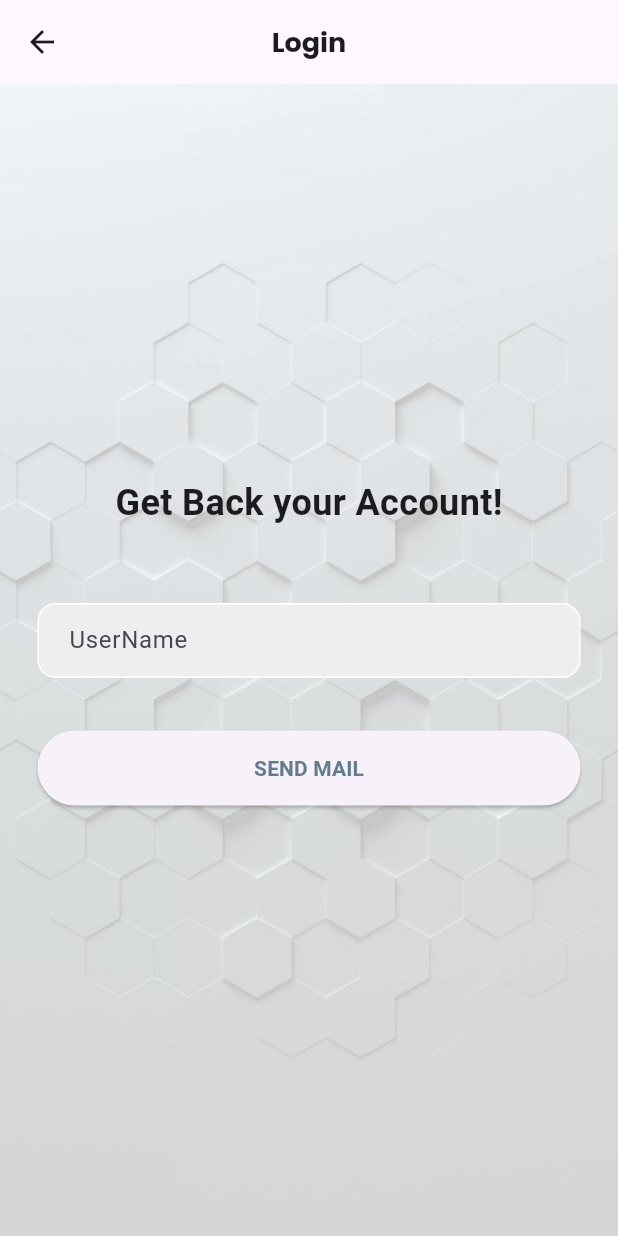
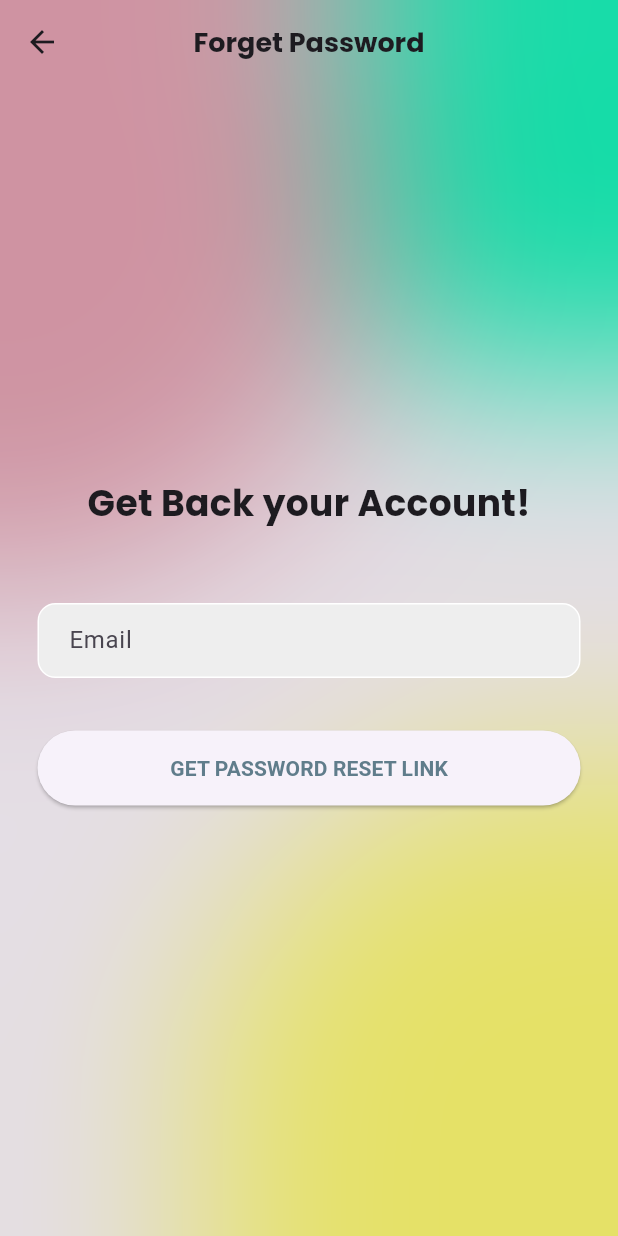
Before and after one commit to KeerthiVasan-ai/SmartReserve, a Flutter app: the ForgetPasswordScreen screen opened directly, on a phone screen of 412 x 824 dp. Run offline on Flutter 3.47's test engine with Material 3 defaults, Android fonts, the phone set to English and light mode, and no system bars; our stand-ins replace cloud_firestore, firebase_auth, firebase_core, google_fonts; missing offline and left inert: ticket_widget, week_number; accounts and stored records are empty.

Commit message:
Changed Validation Constraints

```diff
--- a/lib/screens/forget_passoword_screen.dart
+++ b/lib/screens/forget_passoword_screen.dart
@@ -1,7 +1,9 @@
 import "package:firebase_auth/firebase_auth.dart";
 import "dart:developer" as dev;
 import "package:flutter/material.dart";
+import "package:google_fonts/google_fonts.dart";
 import "package:smart_reserve/screens/login_screen.dart";
+import "package:smart_reserve/widgets/ui/background_shapes.dart";
 
 import "../widgets/build_app_bar.dart";
 import "/widgets/build_elevated_button.dart";
@@ -29,24 +31,20 @@ class _ForgetPasswordScreen extends State<ForgetPasswordScreen> {
           MaterialPageRoute(builder: (context) => const LoginScreen()),
           (route) => false);
     } on FirebaseAuthException catch (e) {
-      ScaffoldMessenger.of(context)
-          .showSnackBar(const SnackBar(content: Text("Check your Email")));
-      dev.log(e.toString(), name: "Error");
+      if(e.code == 'invalid-email'){
+        ScaffoldMessenger.of(context)
+            .showSnackBar(SnackBar(content: Text("Invalid Email")));
+      }
     }
   }
 
   @override
   Widget build(BuildContext context) {
-    return Scaffold(
-      appBar: buildAppBar("Login"),
-      body: SafeArea(
-        child: Container(
-          decoration: const BoxDecoration(
-            image: DecorationImage(
-              image: AssetImage("assets/background/check2.jpg"),
-              fit: BoxFit.cover,
-            ),
-          ),
+    return BackgroundShapes(
+      child: Scaffold(
+        backgroundColor: Colors.transparent,
+        appBar: buildAppBar("Forget Password"),
+        body: SafeArea(
           child: Center(
             child: Form(
               key: _forgetPasswordFormKey,
@@ -54,17 +52,27 @@ class _ForgetPasswordScreen extends State<ForgetPasswordScreen> {
                 mainAxisAlignment: MainAxisAlignment.center,
                 crossAxisAlignment: CrossAxisAlignment.center,
                 children: [
-                  const Text(
-                    "Get Back your Account!",
-                    style: TextStyle(
-                      fontWeight: FontWeight.bold,
-                      fontSize: 24,
+                  Padding(
+                    padding: const EdgeInsets.symmetric(
+                        vertical: 0.0, horizontal: 30.0),
+                    child: Column(
+                      mainAxisAlignment: MainAxisAlignment.start,
+                      crossAxisAlignment: CrossAxisAlignment.start,
+                      children: [
+                        Text(
+                          "Get Back your Account!",
+                          style: GoogleFonts.poppins(
+                            fontWeight: FontWeight.bold,
+                            fontSize: 24,
+                          ),
+                        ),
+                      ],
                     ),
                   ),
                   const SizedBox(height: 50.0),
                   BuildLoginTextForm(
                     controller: mail,
-                    label: "UserName",
+                    label: "Email",
                     readOnly: false,
                     obscureText: false,
                     isPassword: false,
@@ -72,9 +80,8 @@ class _ForgetPasswordScreen extends State<ForgetPasswordScreen> {
                   const SizedBox(height: 10.0),
                   BuildElevatedButton(
                     actionOnButton: _sendMail,
-                    buttonText: "Send Mail",
+                    buttonText: "Get Password Reset Link",
                   )
-                  // buildElevatedButton(onClick, "Login"),
                 ],
               ),
             ),
```
Also changed, not shown: lib/screens/login_screen.dart (+7 -4 lines).
